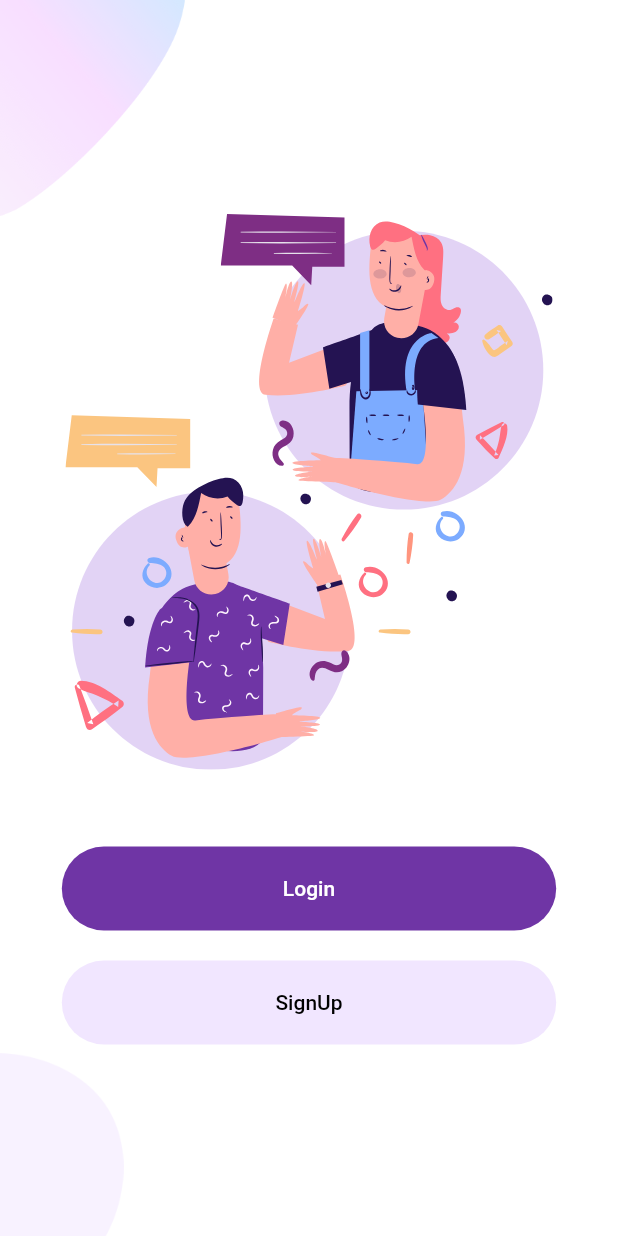
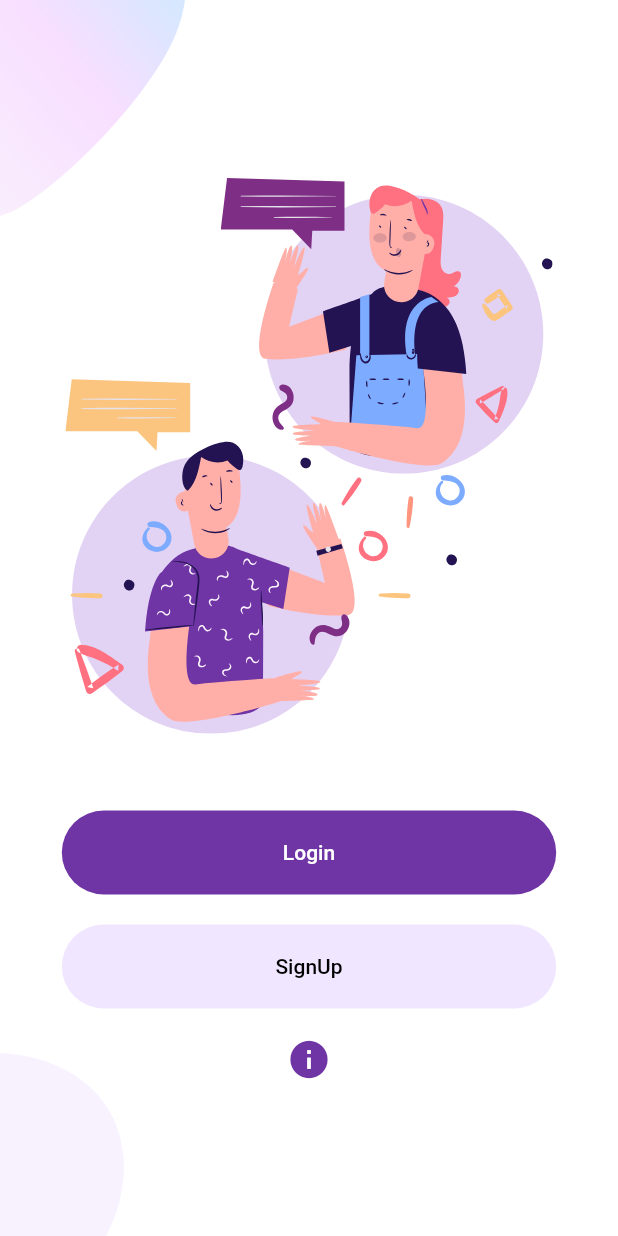
Before and after one commit to AdarshSingh223/miniProjectApp, a Flutter app: the screen it shows after launch, on a phone screen of 412 x 824 dp. Run offline on Flutter 3.47's test engine with Material 2 defaults, Android fonts, the phone set to English and light mode, and no system bars; our stand-ins replace flutter_svg.

Commit message:
20-04-2023, 22:11

```diff
--- /dev/null
+++ b/lib/Screens/About/components/body.dart
@@ -0,0 +1,20 @@
+import 'package:flutter/material.dart';
+import 'package:flutter/src/widgets/framework.dart';
+import 'package:flutter/src/widgets/placeholder.dart';
+import 'package:sexylogin/Screens/Welcome/components/background.dart';
+
+class Body extends StatelessWidget {
+  const Body({super.key});
+
+  @override
+  Widget build(BuildContext context) {
+    return Background(
+      child: Column(
+        mainAxisAlignment: MainAxisAlignment.center,
+        children: [
+          const Image(image: AssetImage("assets/images/about.png"))
+        ],
+      )
+    );
+  }
+}
--- a/lib/Screens/Welcome/components/body.dart
+++ b/lib/Screens/Welcome/components/body.dart
@@ -1,4 +1,5 @@
 import 'package:flutter/material.dart';
+import 'package:sexylogin/Screens/About/about_scree.dart';
 import 'package:sexylogin/Screens/Login/login_screen.dart';
 import 'package:sexylogin/Screens/Welcome/components/background.dart';
 import 'package:flutter_svg/flutter_svg.dart';
@@ -45,6 +46,32 @@ class Body extends StatelessWidget {
                 textColor: Colors.black,
                 press : () {}
               ),
+              Row(
+                children: [
+                  TextButton(
+                    onPressed: () {
+                      Navigator.of(context).push(MaterialPageRoute(builder: (context) => AboutScreen()));
+                    },
+                    child: Row(
+                      children: [
+                        RichText(
+                          text: TextSpan(
+                            children: [
+                              WidgetSpan(
+                                child: Padding(
+                                  padding: const EdgeInsets.symmetric(horizontal: 0.0),
+                                  child: Icon(Icons.info, color: kPrimaryColor,size: 30,),
+                                )
+                              )
+                            ]
+                          )
+
+                        )
+                      ],
+                    )
+                  )
+                ],
+              )
             ],
           ),
         ],
```
Also changed, not shown: lib/Screens/About/about_scree.dart (added, +15 -0 lines), assets/images/about.png (added).
